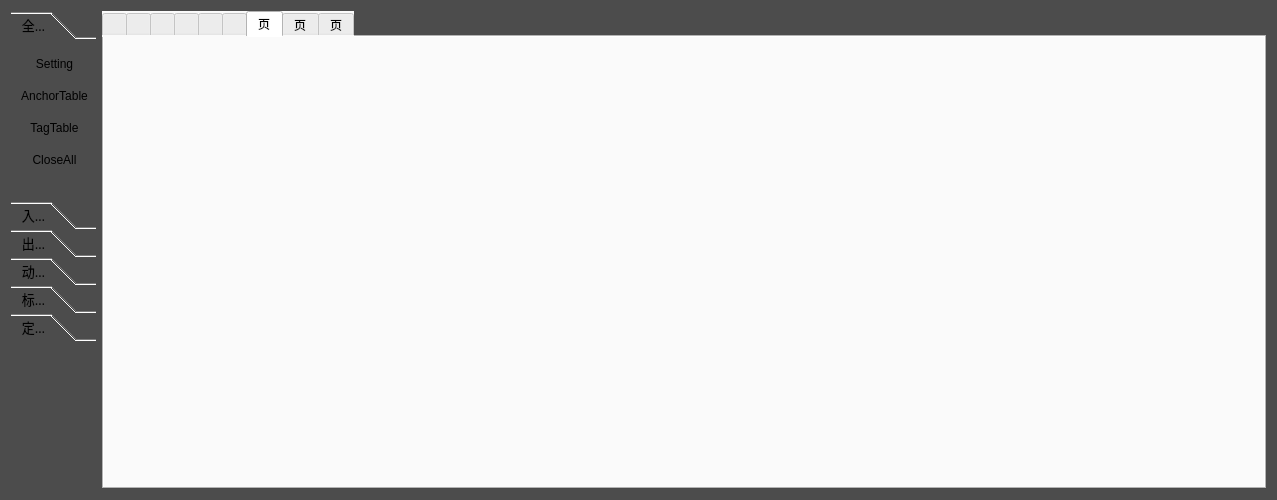
First picture: the form in Deca/views/GraphicsWidget.ui, repository summerfll/wms, before the edit.
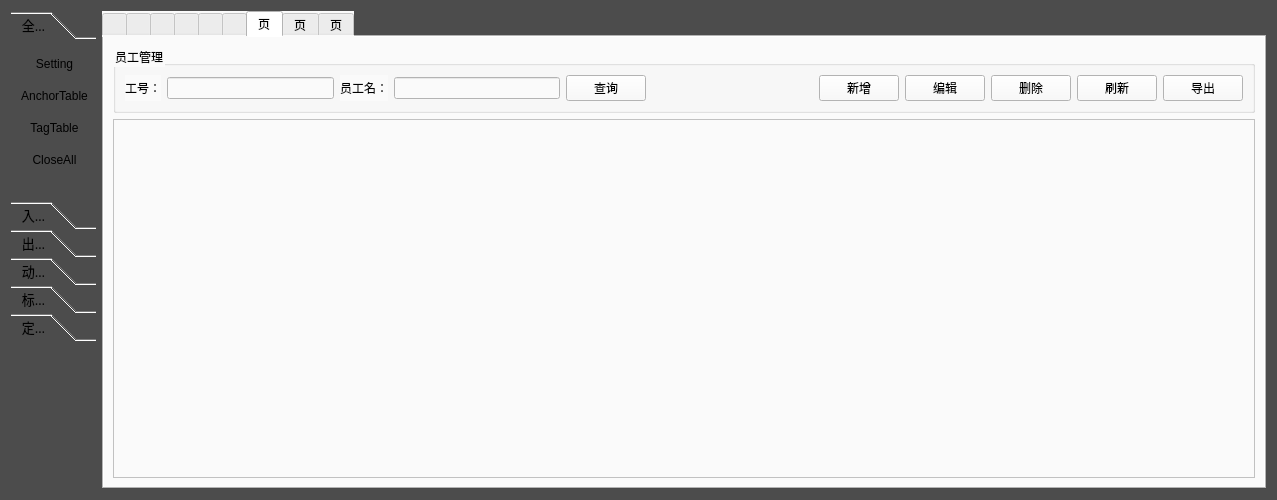
Second picture: the form after the edit. The open tabs and pages were chosen to show the change. Icons and pictures are not drawn. Custom widgets are drawn as their Qt base class.

Commit message: v2.0.0 新增员工，仓库，产品管理

```diff
--- a/Deca/views/GraphicsWidget.ui
+++ b/Deca/views/GraphicsWidget.ui
@@ -2629,6 +2629,99 @@
       <attribute name="title">
        <string>页</string>
       </attribute>
+      <layout class="QGridLayout" name="gridLayout_8">
+       <item row="0" column="0">
+        <widget class="QGroupBox" name="groupBox_9">
+         <property name="title">
+          <string>员工管理</string>
+         </property>
+         <layout class="QVBoxLayout" name="verticalLayout_12">
+          <item>
+           <layout class="QHBoxLayout" name="horizontalLayout_4">
+            <item>
+             <widget class="QLabel" name="label_2">
+              <property name="text">
+               <string>工号：</string>
+              </property>
+             </widget>
+            </item>
+            <item>
+             <widget class="QLineEdit" name="lineEdit_2"/>
+            </item>
+            <item>
+             <widget class="QLabel" name="label_13">
+              <property name="text">
+               <string>员工名：</string>
+              </property>
+             </widget>
+            </item>
+            <item>
+             <widget class="QLineEdit" name="lineEdit_13"/>
+            </item>
+            <item>
+             <widget class="QPushButton" name="pushButton_55">
+              <property name="text">
+               <string>查询</string>
+              </property>
+             </widget>
+            </item>
+            <item>
+             <spacer name="horizontalSpacer_11">
+              <property name="orientation">
+               <enum>Qt::Horizontal</enum>
+              </property>
+              <property name="sizeHint" stdset="0">
+               <size>
+                <width>40</width>
+                <height>20</height>
+               </size>
+              </property>
+             </spacer>
+            </item>
+            <item>
+             <widget class="QPushButton" name="pushButton_54">
+              <property name="text">
+               <string>新增</string>
+              </property>
+             </widget>
+            </item>
+            <item>
+             <widget class="QPushButton" name="pushButton_53">
+              <property name="text">
+               <string>编辑</string>
+              </property>
+             </widget>
+            </item>
+            <item>
+             <widget class="QPushButton" name="pushButton_52">
+              <property name="text">
+               <string>删除</string>
+              </property>
+             </widget>
+            </item>
+            <item>
+             <widget class="QPushButton" name="pushButton_50">
+              <property name="text">
+               <string>刷新</string>
+              </property>
+             </widget>
+            </item>
+            <item>
+             <widget class="QPushButton" name="pushButton_51">
+              <property name="text">
+               <string>导出</string>
+              </property>
+             </widget>
+            </item>
+           </layout>
+          </item>
+         </layout>
+        </widget>
+       </item>
+       <item row="1" column="0">
+        <widget class="QTableView" name="tableView_8"/>
+       </item>
+      </layout>
      </widget>
      <widget class="QWidget" name="tab_7">
       <attribute name="title">
```
Left out of the diff: 190 changed lines with no effect on the pictures. The commit also changes 20 other files.
